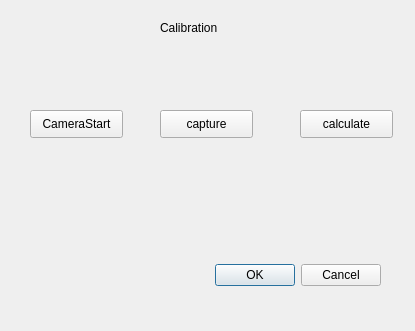
The window that FoodModification/View/calibrateDialog.ui (JunyaUeda/FoodAR) describes before a commit, drawn with Qt 5.
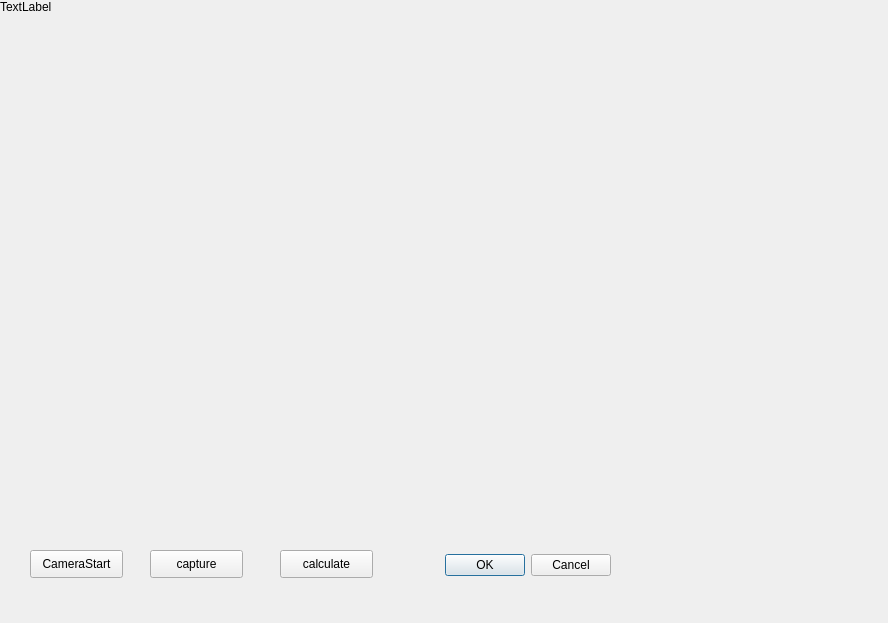
The same window after the commit.

What changed in the file:
```diff
--- a/FoodModification/View/calibrateDialog.ui
+++ b/FoodModification/View/calibrateDialog.ui
@@ -6,8 +6,8 @@
    <rect>
     <x>0</x>
     <y>0</y>
-    <width>415</width>
-    <height>331</height>
+    <width>888</width>
+    <height>623</height>
    </rect>
   </property>
   <property name="windowTitle">
@@ -16,9 +16,9 @@
   <widget class="QDialogButtonBox" name="buttonBox">
    <property name="geometry">
     <rect>
-     <x>30</x>
-     <y>240</y>
-     <width>351</width>
+     <x>410</x>
+     <y>530</y>
+     <width>201</width>
      <height>71</height>
     </rect>
    </property>
@@ -29,24 +29,11 @@
     <set>QDialogButtonBox::Cancel|QDialogButtonBox::Ok</set>
    </property>
   </widget>
-  <widget class="QLabel" name="label">
-   <property name="geometry">
-    <rect>
-     <x>160</x>
-     <y>20</y>
-     <width>111</width>
-     <height>16</height>
-    </rect>
-   </property>
-   <property name="text">
-    <string>Calibration</string>
-   </property>
-  </widget>
   <widget class="QPushButton" name="videoInputButton">
    <property name="geometry">
     <rect>
      <x>30</x>
-     <y>110</y>
+     <y>550</y>
      <width>93</width>
      <height>28</height>
     </rect>
@@ -58,8 +45,8 @@
   <widget class="QPushButton" name="captureButton">
    <property name="geometry">
     <rect>
-     <x>160</x>
-     <y>110</y>
+     <x>150</x>
+     <y>550</y>
      <width>93</width>
      <height>28</height>
     </rect>
@@ -71,8 +58,8 @@
   <widget class="QPushButton" name="calculateButton">
    <property name="geometry">
     <rect>
-     <x>300</x>
-     <y>110</y>
+     <x>280</x>
+     <y>550</y>
      <width>93</width>
      <height>28</height>
     </rect>
@@ -81,6 +68,25 @@
     <string>calculate</string>
    </property>
   </widget>
+  <widget class="QLabel" name="label_2">
+   <property name="geometry">
+    <rect>
+     <x>0</x>
+     <y>0</y>
+     <width>700</width>
+     <height>500</height>
+    </rect>
+   </property>
+   <property name="lineWidth">
+    <number>1</number>
+   </property>
+   <property name="text">
+    <string>TextLabel</string>
+   </property>
+   <property name="alignment">
+    <set>Qt::AlignLeading|Qt::AlignLeft|Qt::AlignTop</set>
+   </property>
+  </widget>
  </widget>
  <resources/>
  <connections>
```
Left out of the diff: 2 changed lines with no effect on the pictures.
